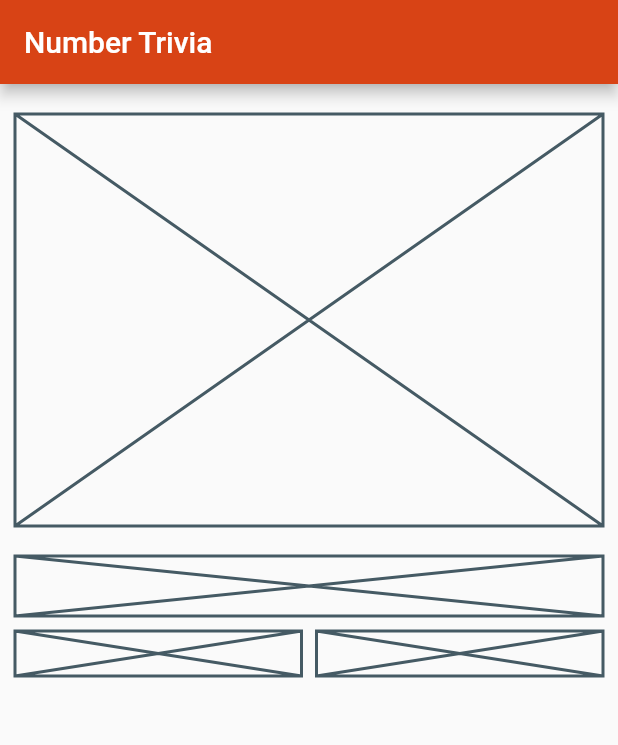
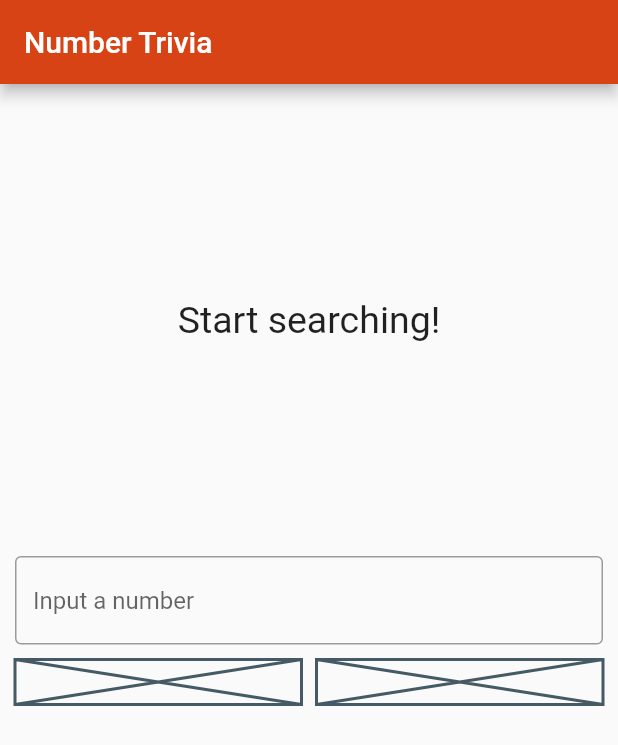
Before and after one commit to Kalesh-Singh/FlutterBlocTutorials, a Flutter app: the screen it shows after launch, on a phone screen of 412 x 824 dp. Shown: the top 745 px of the screen. Run offline on Flutter 3.47's test engine with Material 2 defaults, Android fonts, the phone set to English and light mode, and no system bars; our stand-ins replace bloc, dartz, data_connection_checker, equatable, flutter_bloc, get_it and 3 more.

Commit message:
Top Half of UI and Input Field

```diff
--- a/05-NumberTriviaApp/number_trivia_app/lib/features/number_trivia/presentaion/pages/number_trivia_page.dart
+++ b/05-NumberTriviaApp/number_trivia_app/lib/features/number_trivia/presentaion/pages/number_trivia_page.dart
@@ -1,6 +1,10 @@
 import 'package:flutter/material.dart';
 import 'package:flutter_bloc/flutter_bloc.dart';
 import 'package:numbertriviaapp/features/number_trivia/presentaion/bloc/number_trivia_bloc.dart';
+import 'package:numbertriviaapp/features/number_trivia/presentaion/bloc/number_trivia_state.dart';
+import 'package:numbertriviaapp/features/number_trivia/presentaion/widgets/loading_widget.dart';
+import 'package:numbertriviaapp/features/number_trivia/presentaion/widgets/message_display.dart';
+import 'package:numbertriviaapp/features/number_trivia/presentaion/widgets/trivia_display.dart';
 
 import '../../../../injection_container.dart';
 
@@ -25,16 +29,56 @@ class NumberTriviaPage extends StatelessWidget {
             children: <Widget>[
               // Top Half
               SizedBox(height: 10),
-                Container(
-                  height: MediaQuery.of(context).size.height / 3,
-                  child: Placeholder(),
+              BlocBuilder<NumberTriviaBloc, NumberTriviaState>(
+                builder: (BuildContext context, state) {
+                  if (state is TriviaEmpty) {
+                    return MessageDisplay(message: 'Start searching!');
+                  } else if (state is TriviaLoadInProgress) {
+                    return LoadingWidget();
+                  } else if (state is TriviaLoadSuccess) {
+                    return TriviaDisplay(numberTrivia: state.trivia);
+                  } else if (state is TriviaLoadFailure) {
+                    return MessageDisplay(message: state.message);
+                  }
+                },
               ),
               SizedBox(height: 20),
               // Bottom Half
-                Column(
+              TriviaControls(),
+              // Bottom Half
+            ],
+          ),
+        ),
+      ),
+    );
+  }
+}
+
+class TriviaControls extends StatefulWidget {
+  const TriviaControls({
+    Key key,
+  }) : super(key: key);
+
+  @override
+  _TriviaControlsState createState() => _TriviaControlsState();
+}
+
+class _TriviaControlsState extends State<TriviaControls> {
+  String inputStr;
+
+  @override
+  Widget build(BuildContext context) {
+    return Column(
       children: <Widget>[
-                    // TextField
-                    Placeholder(fallbackHeight: 40),
+        TextField(
+          decoration: InputDecoration(
+            border: OutlineInputBorder(),
+            hintText: 'Input a number',
+          ),
+          onChanged: (value) {
+            inputStr = value;
+          },
+        ),
         SizedBox(height: 10),
         // Buttons
         Row(
@@ -45,12 +89,6 @@ class NumberTriviaPage extends StatelessWidget {
           ],
         ),
       ],
-                ),
-                // Bottom Half
-              ],
-            ),
-          ),
-      ),
     );
   }
 }
--- /dev/null
+++ b/05-NumberTriviaApp/number_trivia_app/lib/features/number_trivia/presentaion/widgets/message_display.dart
@@ -0,0 +1,26 @@
+import 'package:flutter/material.dart';
+
+class MessageDisplay extends StatelessWidget {
+  final String message;
+
+  const MessageDisplay({
+    Key key,
+    @required this.message,
+  }) : super(key: key);
+
+  @override
+  Widget build(BuildContext context) {
+    return Container(
+      height: MediaQuery.of(context).size.height / 3,
+      child: Center(
+        child: SingleChildScrollView(
+          child: Text(
+            message,
+            style: TextStyle(fontSize: 25),
+            textAlign: TextAlign.center,
+          ),
+        ),
+      ),
+    );
+  }
+}
```
Also changed, not shown: 05-NumberTriviaApp/number_trivia_app/lib/features/number_trivia/presentaion/widgets/loading_widget.dart (added, +17 -0 lines), 05-NumberTriviaApp/number_trivia_app/lib/features/number_trivia/presentaion/widgets/trivia_display.dart (added, +37 -0 lines). Lines whose indentation alone changed are shown as unchanged.
